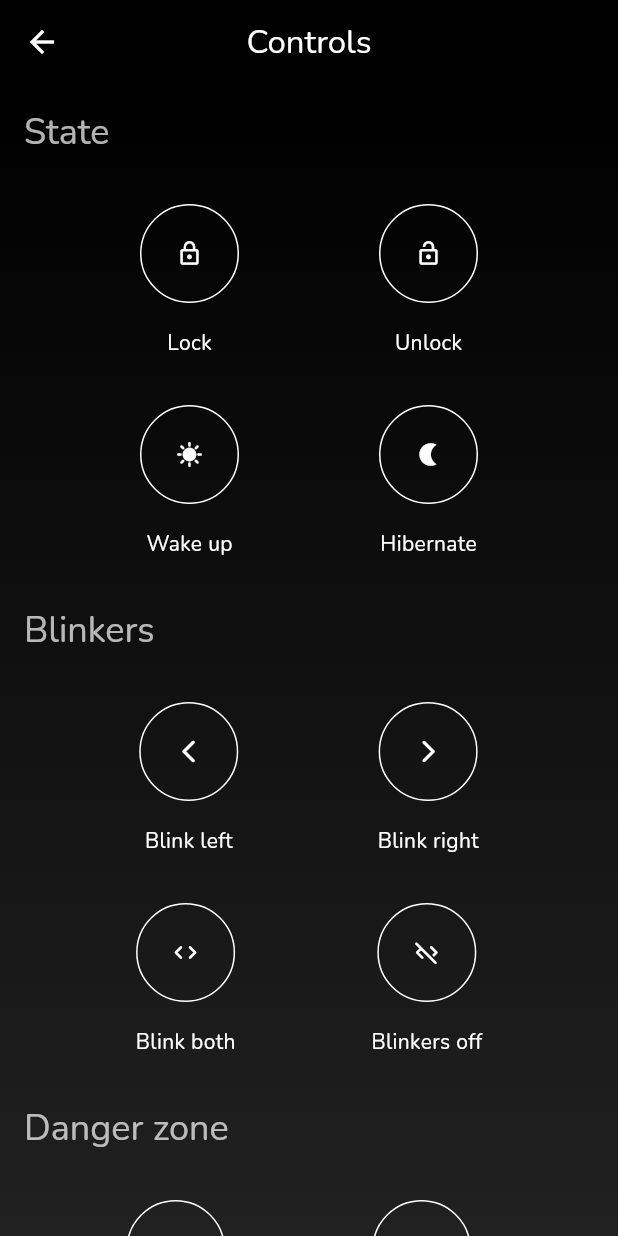
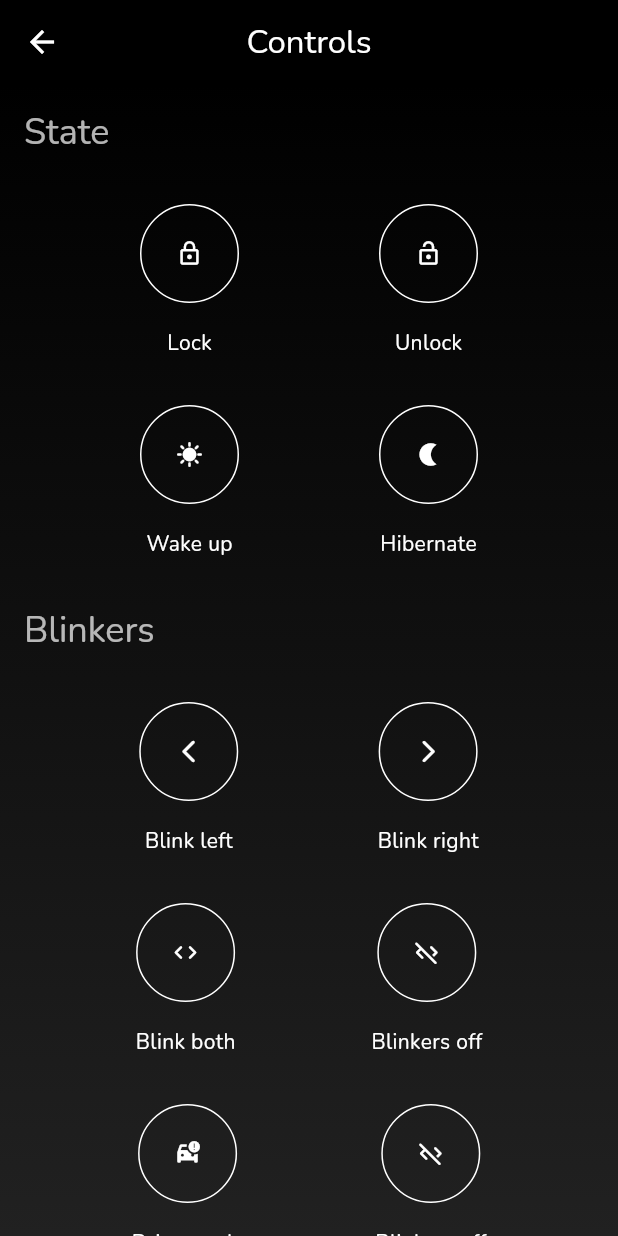
Before and after one commit to reunu/unustasis, a Flutter app: the ControlScreen screen opened directly with empty values, on a phone screen of 412 x 824 dp. Run offline on Flutter 3.47's test engine with Material 3 defaults, Android fonts, the phone set to English and light mode, and no system bars; our stand-ins replace flutter_blue_plus, fluttertoast, google_fonts, rxdart, shared_preferences, sticky_headers and 1 more; accounts and stored records are empty.

```diff
--- a/lib/control_screen.dart
+++ b/lib/control_screen.dart
@@ -4,6 +4,7 @@ import 'package:unustasis/home_screen.dart';
 import 'package:unustasis/onboarding_screen.dart';
 import 'package:unustasis/scooter_service.dart';
 import 'package:unustasis/stats_screen.dart';
+import 'package:unustasis/drive_screen.dart';
 
 class ControlScreen extends StatefulWidget {
   const ControlScreen({required ScooterService service, super.key})
@@ -115,6 +116,30 @@ class _ControlScreenState extends State<ControlScreen> {
                     ),
                   ]),
             ),
+            Padding(
+              padding: const EdgeInsets.symmetric(vertical: 16),
+              child: Row(
+                  mainAxisAlignment: MainAxisAlignment.spaceEvenly,
+                  children: [
+                    ScooterActionButton(
+                      onPressed: () {
+                        Navigator.push(
+                          context,
+                          MaterialPageRoute(
+                            builder: (context) => DriveScreen(
+                            service: widget._service)));
+                      },
+                      icon: Icons.car_crash,
+                      label: "Drive mode",
+                    ),
+                    ScooterActionButton(
+                      onPressed: () =>
+                          widget._service.blink(left: false, right: false),
+                      icon: Icons.code_off_rounded,
+                      label: "Blinkers off",
+                    ),
+                  ]),
+            ),
             Header("Danger zone"),
             Padding(
               padding: const EdgeInsets.symmetric(vertical: 16),
--- a/lib/home_screen.dart
+++ b/lib/home_screen.dart
@@ -373,15 +373,18 @@ class ScooterActionButton extends StatelessWidget {
     required IconData icon,
     Color? iconColor,
     required String label,
+    double? size,
   })  : _onPressed = onPressed,
         _icon = icon,
         _iconColor = iconColor,
-        _label = label;
+        _label = label,
+        _size = size;
 
   final void Function()? _onPressed;
   final IconData _icon;
   final String _label;
   final Color? _iconColor;
+  final double? _size;
 
   @override
   Widget build(BuildContext context) {
@@ -393,7 +396,7 @@ class ScooterActionButton extends StatelessWidget {
       children: [
         OutlinedButton(
           style: OutlinedButton.styleFrom(
-            padding: const EdgeInsets.all(24),
+            padding: EdgeInsets.all(_size ?? 24),
             side: BorderSide(
               color: mainColor,
             ),
@@ -401,6 +404,7 @@ class ScooterActionButton extends StatelessWidget {
           onPressed: _onPressed,
           child: Icon(
             _icon,
+            size: _size,
             color: mainColor,
           ),
         ),
--- a/pubspec.yaml
+++ b/pubspec.yaml
@@ -42,6 +42,7 @@ dependencies:
   sticky_headers: ^0.3.0+2
   rxdart: ^0.27.7
   fluttertoast: ^8.0.8
+  wakelock: ^0.6.2
 
 dev_dependencies:
   flutter_test:
```
Also changed, not shown: lib/drive_screen.dart (added, +104 -0 lines), pubspec.lock.
